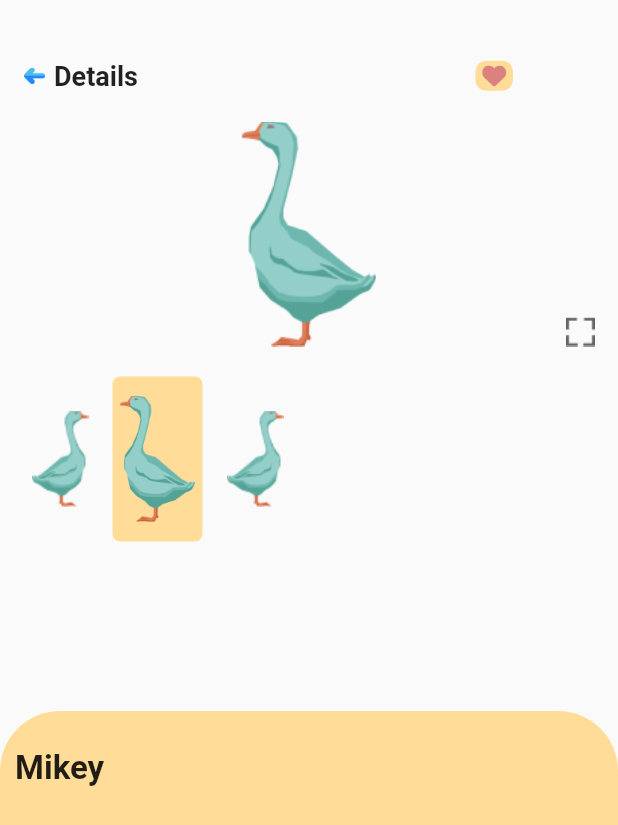
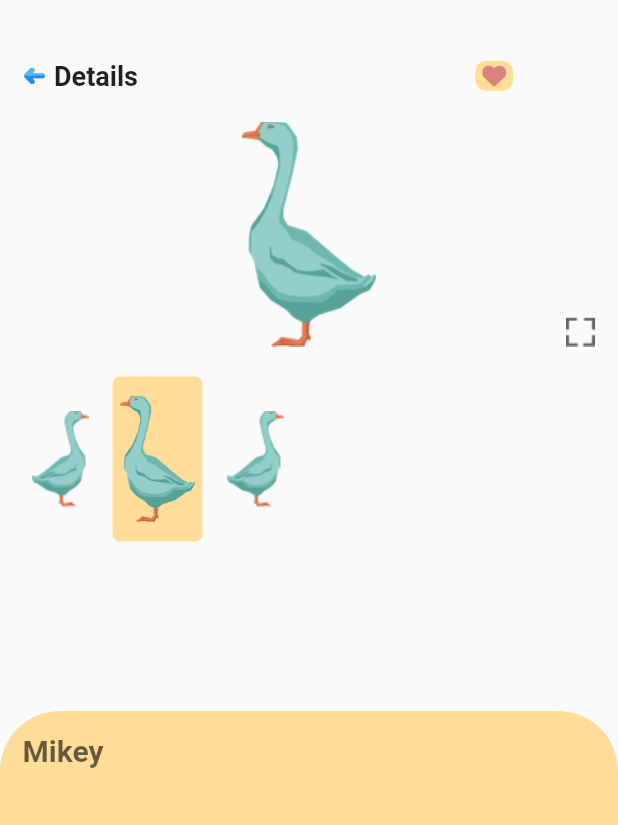
Before and after one commit to IshrakKhalil/Adopt-Box, a Flutter app: the screen it shows after launch, on a phone screen of 412 x 824 dp. Shown: the top 825 px of the screen. Run offline on Flutter 3.47's test engine with Material 2 defaults, Android fonts, the phone set to English and light mode, and no system bars; our stand-ins replace flutter_svg.

Commit message:
Box Style

```diff
--- a/lib/details_screen.dart
+++ b/lib/details_screen.dart
@@ -24,19 +24,16 @@ class Details_Screen extends StatelessWidget {
               ),
             ),
             child: Padding(
-              padding: const EdgeInsets.only(
-                top: 25,
-                right: 85,
-                left: 10,
-              ),
+              padding: const EdgeInsets.only(top: 15, left: 15),
               child: Column(
                 crossAxisAlignment: CrossAxisAlignment.start,
                 children: [
                   Text(
                     "Mikey",
                     style: TextStyle(
-                      fontSize: 22,
+                      fontSize: 20,
                       fontWeight: FontWeight.bold,
+                      color: Colors.black.withOpacity(.6),
                     ),
                   ),
                 ],
```
Also changed, not shown: assets/icon/baclarrow.svg (deleted), assets/icon/cat.svg (deleted), assets/icon/line.svg (deleted), assets/icon/location.svg (deleted), assets/icon/medical.png (added), assets/icon/medical.svg (deleted), assets/icon/paw.png (added), assets/icon/paw.svg (deleted), assets/icon/search.svg (deleted), assets/icon/vaccinated.svg (deleted), assets/icon/vaccine.png (added).
